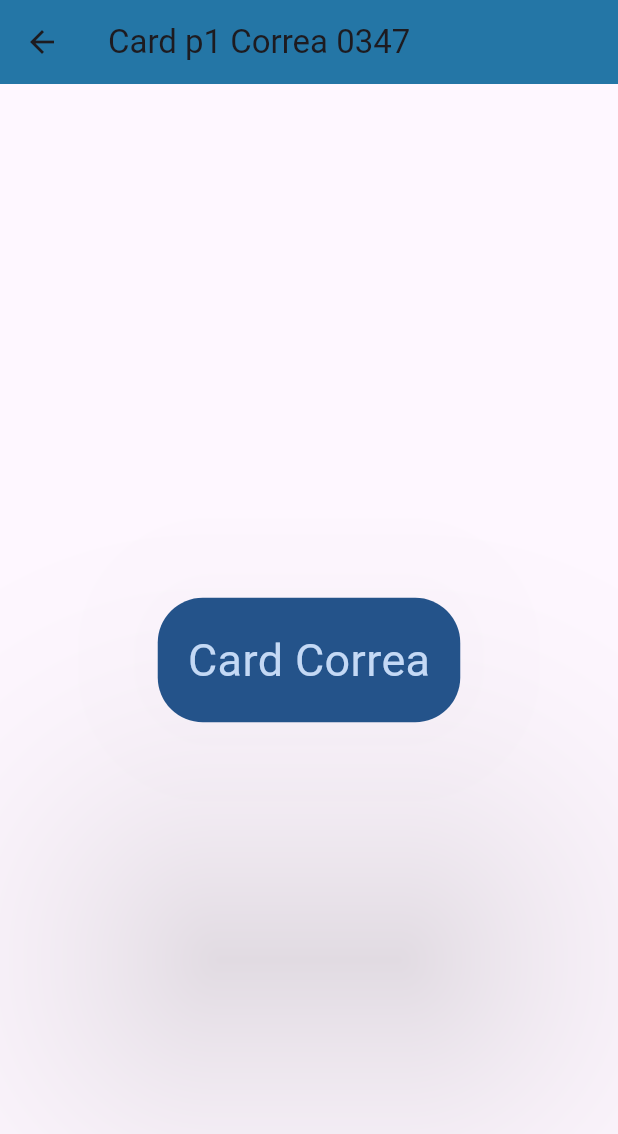
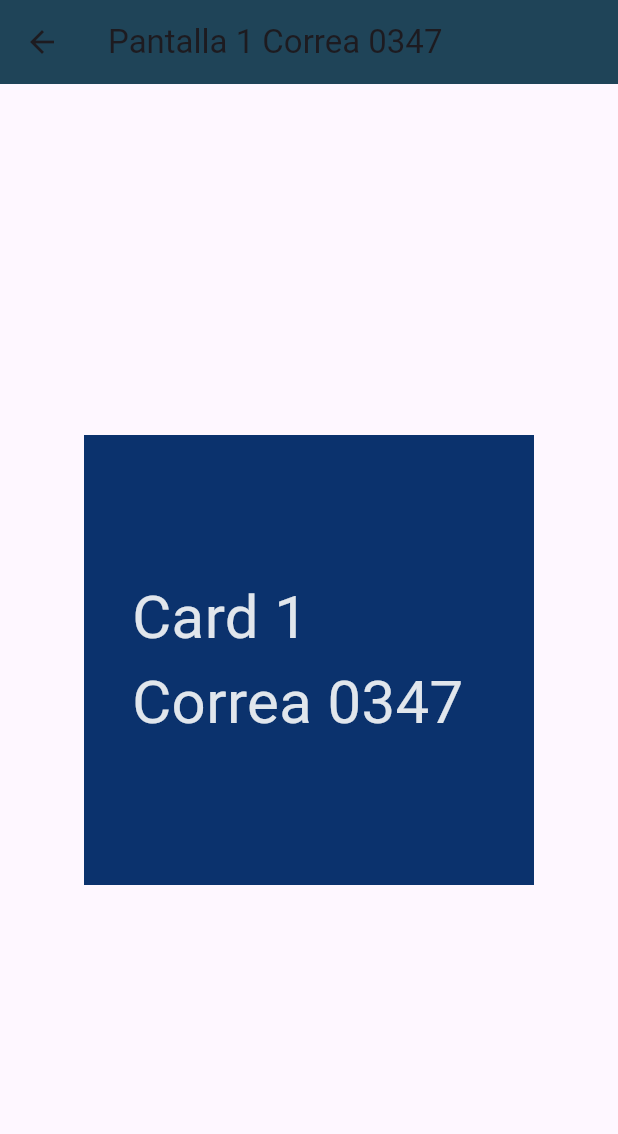
Before and after one commit to CorreaMontesDiego/p15-RutasV2-0347, a Flutter app: the screen it shows after launch, after a tap on "Mover a pantalla 1", on a phone screen of 412 x 824 dp. Shown: the top 1134 px of the screen. Run offline on Flutter 3.47's test engine with Material 3 defaults, Android fonts, the phone set to English and light mode, and no system bars.

```diff
--- a/lib/main.dart
+++ b/lib/main.dart
@@ -1,6 +1,7 @@
 import 'package:flutter/material.dart';
 import 'package:correa0347/pantalla2_0347.dart';
 import 'package:correa0347/pantalla1_0347.dart';
+import 'package:correa0347/pantalla3_0347.dart';
 import 'package:correa0347/pantallainicial_0347.dart';
 
 void main() => runApp(MiApp0347());
@@ -16,7 +17,8 @@ class MiApp0347 extends StatelessWidget {
       routes: {
         "/": (context) => PantallaInicial0347(),
         "/Pantalla1_0347": (context) => Pantalla1_0347(),
-        "/Pantalla2_0347": (context) => Pantalla2_0347()
+        "/Pantalla2_0347": (context) => Pantalla2_0347(),
+        "/Pantalla3_0347": (context) => Pantalla3_0347()
       },
     );
   } //fin widget
--- a/lib/pantalla1_0347.dart
+++ b/lib/pantalla1_0347.dart
@@ -8,21 +8,20 @@ class Pantalla1_0347 extends StatelessWidget {
   Widget build(BuildContext context) {
     return Scaffold(
       appBar: AppBar(
-        title: Text("Card p1 Correa 0347"),
-        backgroundColor: Color(0xff2476a6),
+        title: Text("Pantalla 1 Correa 0347"),
+        backgroundColor: Color(0xff1f4458),
       ),
       body: Center(
-        child: Card(
-          elevation: 100,
-          shape:
-              RoundedRectangleBorder(borderRadius: BorderRadius.circular(30)),
-          color: Color(0xff24538a),
-          child: Padding(
-            padding: EdgeInsets.all(20),
-            child: Text(
-              "Card Correa",
-              style: TextStyle(fontSize: 30, color: Color(0xffc4d9f5)),
-            ),
+        child: Container(
+          color: Color(0xff0b326d),
+          width: 300,
+          height: 300,
+          padding: EdgeInsets.all(32),
+          margin: EdgeInsets.symmetric(vertical: 16, horizontal: 32),
+          alignment: Alignment.center,
+          child: Text(
+            "Card 1 Correa 0347",
+            style: TextStyle(fontSize: 40, color: Color(0xffe1e6ec)),
           ),
         ),
       ),
--- a/lib/pantallainicial_0347.dart
+++ b/lib/pantallainicial_0347.dart
@@ -19,13 +19,25 @@ class PantallaInicial0347 extends StatelessWidget {
               onPressed: () {
                 Navigator.pushNamed(context, "/Pantalla1_0347");
               },
+              style:
+                  ElevatedButton.styleFrom(backgroundColor: Color(0xc4230a93)),
               child: Text("Mover a pantalla 1"),
             ),
             ElevatedButton(
               onPressed: () {
                 Navigator.pushNamed(context, "/Pantalla2_0347");
               },
+              style:
+                  ElevatedButton.styleFrom(backgroundColor: Color(0xcd41818c)),
               child: Text("Mover a pantalla 2"),
+            ),
+            ElevatedButton(
+              onPressed: () {
+                Navigator.pushNamed(context, "/Pantalla3_0347");
+              },
+              style:
+                  ElevatedButton.styleFrom(backgroundColor: Color(0xc34766cd)),
+              child: Text("Mover a pantalla 3"),
             )
           ], // niños
         ),
```
Also changed, not shown: lib/pantalla2_0347.dart (+11 -12 lines), lib/pantalla3_0347.dart (added, +30 -0 lines).
